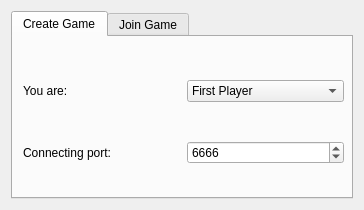
Above: plugins/ipconnect/configurationwidget.ui from Ignotus/kdots before the change. Below: the same form after it.
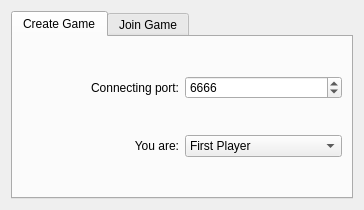
That is the form after the change. Custom widgets are drawn as their Qt base class.

Commit message: Removing unnecessary grid layouts

What changed in the file:
```diff
--- a/plugins/ipconnect/configurationwidget.ui
+++ b/plugins/ipconnect/configurationwidget.ui
@@ -20,9 +20,7 @@
    <string>Game configuration</string>
   </property>
   <layout class="QGridLayout" name="gridLayout_2">
-   <item row="0" column="0">
-    <layout class="QGridLayout" name="gridLayout">
-     <item row="0" column="0">
+   <item row="1" column="0">
       <widget class="KTabWidget" name="tabWidget">
        <property name="currentIndex">
         <number>0</number>
@@ -31,17 +29,8 @@
         <attribute name="title">
          <string>Create Game</string>
         </attribute>
-        <widget class="QWidget" name="gridLayoutWidget_2">
-         <property name="geometry">
-          <rect>
-           <x>10</x>
-           <y>10</y>
-           <width>321</width>
-           <height>152</height>
-          </rect>
-         </property>
-         <layout class="QGridLayout" name="gridLayout_3">
-          <item row="1" column="1">
+      <layout class="QGridLayout" name="gridLayout">
+       <item row="0" column="1">
            <widget class="QSpinBox" name="listenPort">
             <property name="maximum">
              <number>99999</number>
@@ -51,21 +40,7 @@
             </property>
            </widget>
           </item>
-          <item row="0" column="0">
-           <widget class="QLabel" name="label_2">
-            <property name="text">
-             <string>You are:</string>
-            </property>
-           </widget>
-          </item>
-          <item row="1" column="0">
-           <widget class="QLabel" name="label_3">
-            <property name="text">
-             <string>Connecting port:</string>
-            </property>
-           </widget>
-          </item>
-          <item row="0" column="1">
+       <item row="1" column="1">
            <widget class="KComboBox" name="user">
             <item>
              <property name="text">
@@ -79,30 +54,33 @@
             </item>
            </widget>
           </item>
-         </layout>
-        </widget>
+       <item row="0" column="0">
+        <widget class="QLabel" name="label_3">
+         <property name="text">
+          <string>Connecting port:</string>
+         </property>
+         <property name="alignment">
+          <set>Qt::AlignRight|Qt::AlignTrailing|Qt::AlignVCenter</set>
+         </property>
+        </widget>
+       </item>
+       <item row="1" column="0">
+        <widget class="QLabel" name="label_2">
+         <property name="text">
+          <string>You are:</string>
+         </property>
+         <property name="alignment">
+          <set>Qt::AlignRight|Qt::AlignTrailing|Qt::AlignVCenter</set>
+         </property>
+        </widget>
+       </item>
+      </layout>
        </widget>
        <widget class="QWidget" name="tabWidgetPage2">
         <attribute name="title">
          <string>Join Game</string>
         </attribute>
-        <widget class="QWidget" name="gridLayoutWidget_3">
-         <property name="geometry">
-          <rect>
-           <x>10</x>
-           <y>10</y>
-           <width>321</width>
-           <height>151</height>
-          </rect>
-         </property>
-         <layout class="QGridLayout" name="gridLayout_4">
-          <item row="1" column="0">
-           <widget class="QLabel" name="label_4">
-            <property name="text">
-             <string>Port:</string>
-            </property>
-           </widget>
-          </item>
+      <layout class="QGridLayout" name="gridLayout_5">
           <item row="0" column="1">
            <widget class="KLineEdit" name="host">
             <property name="inputMask">
@@ -113,29 +91,39 @@
             </property>
            </widget>
           </item>
-          <item row="1" column="1">
-           <widget class="QSpinBox" name="connectionPort">
-            <property name="maximum">
-             <number>99999</number>
-            </property>
-            <property name="value">
-             <number>6666</number>
-            </property>
-           </widget>
-          </item>
           <item row="0" column="0">
            <widget class="QLabel" name="label">
             <property name="text">
              <string>IP:</string>
             </property>
-           </widget>
-          </item>
-         </layout>
+         <property name="alignment">
+          <set>Qt::AlignRight|Qt::AlignTrailing|Qt::AlignVCenter</set>
+         </property>
+        </widget>
+       </item>
+       <item row="1" column="1">
+        <widget class="QSpinBox" name="connectionPort">
+         <property name="maximum">
+          <number>99999</number>
+         </property>
+         <property name="value">
+          <number>6666</number>
+         </property>
         </widget>
-       </widget>
-      </widget>
-     </item>
-    </layout>
+       </item>
+       <item row="1" column="0">
+        <widget class="QLabel" name="label_4">
+         <property name="text">
+          <string>Port:</string>
+         </property>
+         <property name="alignment">
+          <set>Qt::AlignRight|Qt::AlignTrailing|Qt::AlignVCenter</set>
+         </property>
+        </widget>
+       </item>
+      </layout>
+     </widget>
+    </widget>
    </item>
   </layout>
  </widget>
```
Lines whose indentation alone changed are shown as unchanged. The commit also changes 4 other files.
